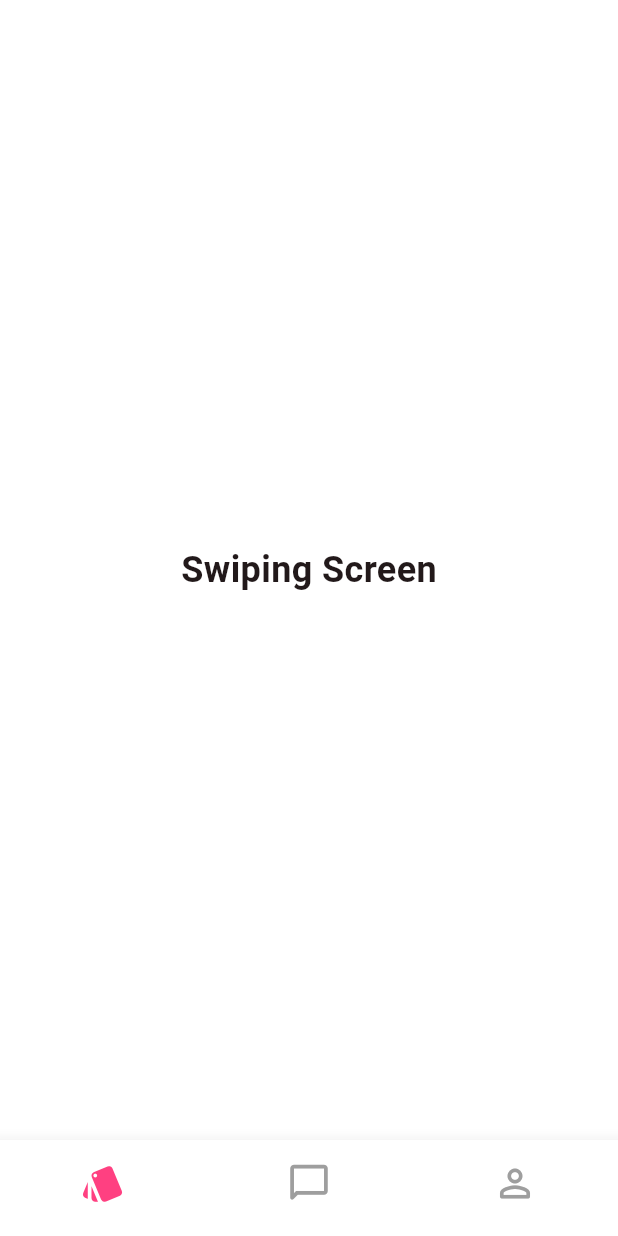
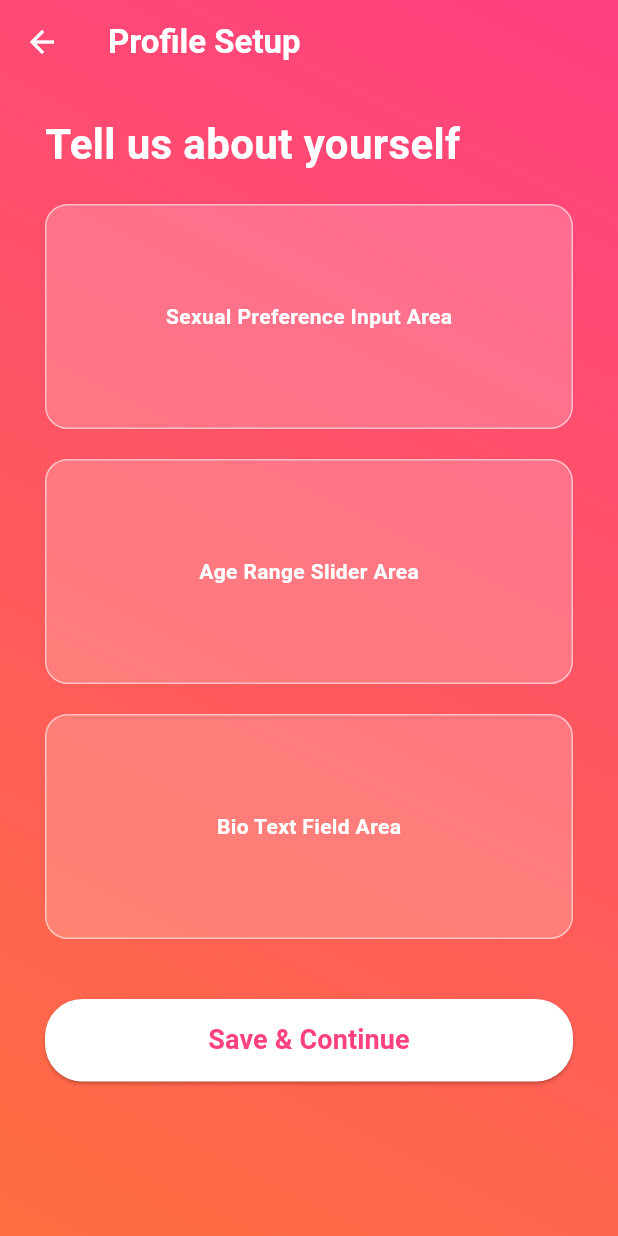
Before and after one commit to Gavin-Heaver/MERN-Project, a Flutter app: the VerificationScreen screen opened directly, after a tap on "Verify & Continue", on a phone screen of 412 x 824 dp. Run offline on Flutter 3.47's test engine with Material 3 defaults, Android fonts, the phone set to English and light mode, and no system bars; our stand-ins replace flutter_secure_storage, socket_io_client; accounts and stored records are empty.

Commit message:
Modifications to dart files

```diff
--- a/mobile/lib/screens/code_verification.dart
+++ b/mobile/lib/screens/code_verification.dart
@@ -1,5 +1,5 @@
 import 'package:flutter/material.dart';
-import 'navigation.dart'; //import 'code_verification';
+import 'set_preferences.dart'; //import 'code_verification';
 import '../services/api_service.dart';
 
 class VerificationScreen extends StatelessWidget {
@@ -92,7 +92,7 @@ class VerificationScreen extends StatelessWidget {
                     Navigator.pushReplacement(
                       context,
                       MaterialPageRoute(
-                        builder: (context) => const MainNavigation(),
+                        builder: (context) => const PreferenceScreen(),
                       ),
                     );
 
--- a/mobile/lib/screens/feed_screen.dart
+++ b/mobile/lib/screens/feed_screen.dart
@@ -5,8 +5,18 @@ class FeedScreen extends StatelessWidget {
 
   @override
   Widget build(BuildContext context) {
-    return const Center(
-      child: Text('Swiping Screen', style: TextStyle(fontSize: 24, fontWeight: FontWeight.bold)),
+    return const Scaffold( // <-- This is the magic fix!
+      backgroundColor: Colors.white, // Gives it a clean, solid background
+      body: Center(
+        child: Text(
+          'Swipe Screen',
+          style: TextStyle(
+            fontSize: 24,
+            fontWeight: FontWeight.bold,
+            color: Colors.black, // Explicitly setting the color helps too
+          ),
+        ),
+      ),
     );
   }
 }
--- a/mobile/lib/screens/navigation.dart
+++ b/mobile/lib/screens/navigation.dart
@@ -43,7 +43,7 @@ class _MainNavigationState extends State<MainNavigation> {
         backgroundColor: Colors.white,
         currentIndex: _selectedIndex,
         onTap: _onItemTapped,
-        selectedItemColor: Colors.pinkAccent, // Brand color for active tab
+        selectedItemColor:const Color.fromARGB(255, 170, 57, 71), // Brand color for active tab
         unselectedItemColor: Colors.grey,     // Grey for inactive tabs
         showSelectedLabels: false,            // Hiding labels makes it look cleaner
         showUnselectedLabels: false,
--- /dev/null
+++ b/mobile/lib/screens/set_preferences.dart
@@ -0,0 +1,102 @@
+import 'package:flutter/material.dart';
+import 'navigation.dart';
+
+class PreferenceScreen extends StatelessWidget {
+  const PreferenceScreen({super.key});
+
+  @override
+  Widget build(BuildContext context) {
+    return Scaffold(
+      extendBodyBehindAppBar: true,
+      appBar: AppBar(
+        backgroundColor: Colors.transparent,
+        elevation: 0,
+        title: const Text(
+          "Profile Setup",
+          style: TextStyle(color: Colors.white, fontWeight: FontWeight.bold),
+        ),
+        iconTheme: const IconThemeData(color: Colors.white),
+      ),
+
+      body: Container(
+        width: double.infinity,
+        height: double.infinity,
+        decoration: const BoxDecoration(
+          gradient: LinearGradient(
+            begin: Alignment.topRight,
+            end: Alignment.bottomLeft,
+            colors: [Colors.pinkAccent, Colors.deepOrangeAccent],
+          ),
+        ),
+        child: SafeArea(
+          child: SingleChildScrollView(
+            // Adds breathing room around the edges of the whole scrolling list
+            padding: const EdgeInsets.symmetric(horizontal: 30.0, vertical: 20.0),
+
+            child: Column(
+              crossAxisAlignment: CrossAxisAlignment.stretch,
+              children: [
+                const Text(
+                  "Tell us about yourself",
+                  style: TextStyle(fontSize: 28, fontWeight: FontWeight.bold, color: Colors.white),
+                ),
+                const SizedBox(height: 20),
+
+                // --- PLACEHOLDERS TO TEST SCROLLING ---
+                // You will replace these with your actual dropdowns, buttons, and text fields later!
+
+                _buildPlaceholderBox("Sexual Preference Input Area"),
+                const SizedBox(height: 20),
+
+                _buildPlaceholderBox("Age Range Slider Area"),
+                const SizedBox(height: 20),
+
+                _buildPlaceholderBox("Bio Text Field Area"),
+                const SizedBox(height: 40), // Extra space before the final button
+
+                // Continue Button at the very bottom
+                ElevatedButton(
+                  onPressed: () {
+                    // Go to signup
+                    Navigator.push(
+                      context,
+                      MaterialPageRoute(
+                        builder: (context) => MainNavigation(),
+                      ),
+                    );
+                  },
+                  style: ElevatedButton.styleFrom(
+                    backgroundColor: Colors.white,
+                    foregroundColor: Colors.pinkAccent,
+                    minimumSize: const Size(double.infinity, 55),
+                    shape: RoundedRectangleBorder(borderRadius: BorderRadius.circular(25)),
+                  ),
+                  child: const Text('Save & Continue', style: TextStyle(fontSize: 18, fontWeight: FontWeight.bold)),
+                ),
+                const SizedBox(height: 20), // Bottom padding so the button doesn't hug the absolute edge
+              ],
+            ),
+          ),
+        ),
+      ),
+    );
+  }
+
+  // A quick helper function to draw tall, semi-transparent boxes for you to test the scrolling
+  Widget _buildPlaceholderBox(String text) {
+    return Container(
+      height: 150, // Making them tall forces the screen to scroll
+      decoration: BoxDecoration(
+        color: Colors.white.withOpacity(0.2), // Semi-transparent white
+        borderRadius: BorderRadius.circular(15),
+        border: Border.all(color: Colors.white54),
+      ),
+      child: Center(
+        child: Text(
+          text,
+          style: const TextStyle(color: Colors.white, fontWeight: FontWeight.bold),
+        ),
+      ),
+    );
+  }
+}
```
Also changed, not shown: mobile/lib/main.dart (+4 -4 lines), mobile/lib/screens/messages.dart (+12 -2 lines), mobile/lib/screens/profile.dart (+12 -2 lines).
